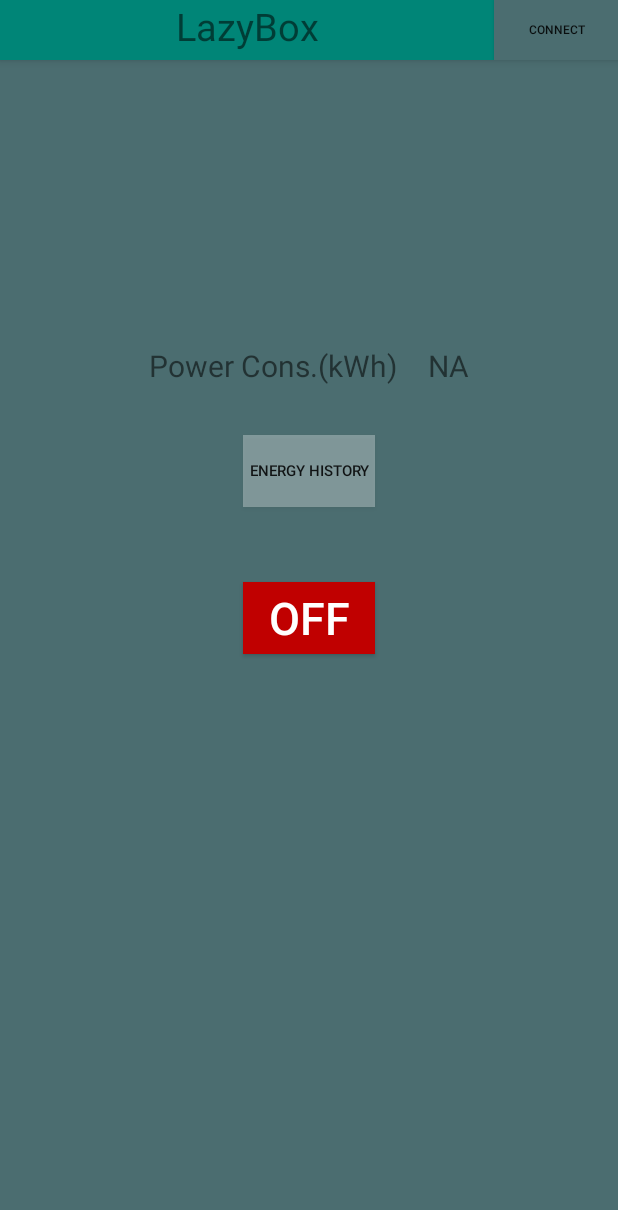
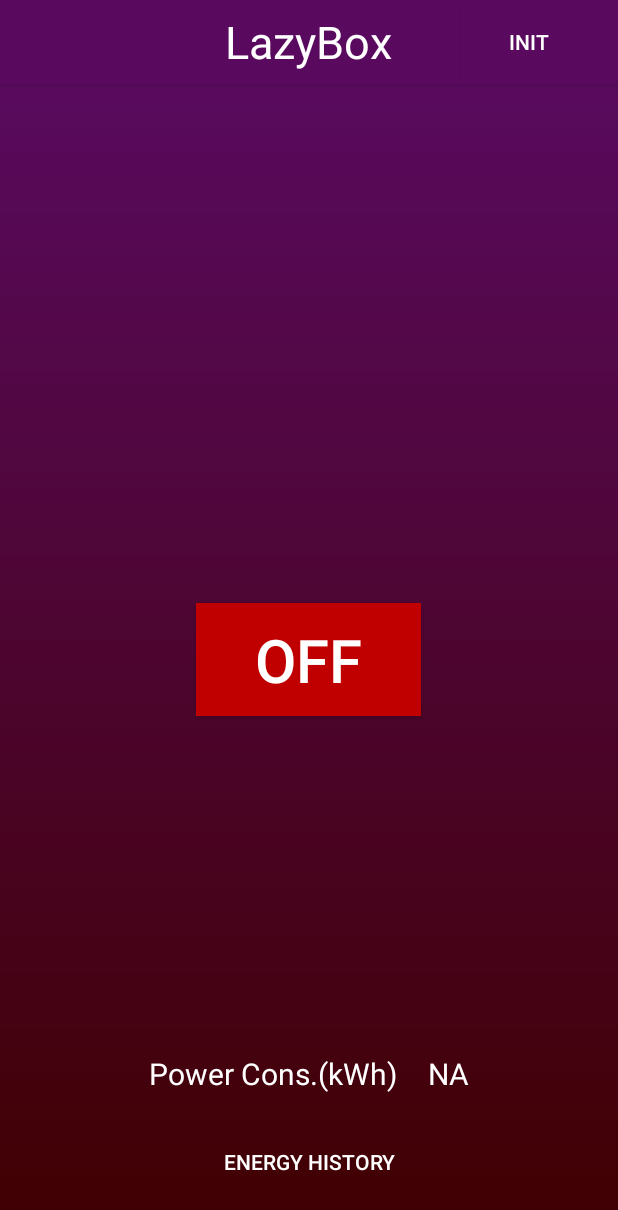
Before and after one commit to YashxD/LazyBox, an Android app: the screen it shows after launch (MainActivity), on a phone screen of 412 x 824 dp. Shown: the top 1210 px of the screen. Run offline under Robolectric (Android 15) with nearby library versions, the phone set to English and light mode, and no system bars; libraries missing offline, so code that uses them is left out: org.eclipse.paho; 9 statements that could not run were skipped.

Commit message:
Added ESPCode and UI Updates

```diff
--- a/app/src/main/AndroidManifest.xml
+++ b/app/src/main/AndroidManifest.xml
@@ -12,7 +12,7 @@
         android:label="@string/app_name"
         android:roundIcon="@mipmap/ic_launcher_round"
         android:supportsRtl="true"
-        android:theme="@style/AppTheme">
+        android:theme="@style/CustomTheme">
         <activity android:name=".PowerHistory"></activity>
         <activity android:name=".MainActivity">
             <intent-filter>
--- a/app/src/main/java/io/github/yashxd/lazybox/MQTTHelper.java
+++ b/app/src/main/java/io/github/yashxd/lazybox/MQTTHelper.java
@@ -36,7 +36,7 @@ public class MQTTHelper {
     final String serverUri = "tcp://m24.cloudmqtt.com:14818";
 
     final String clientId = "ExampleAndroidClient";
-    final String subscriptionTopic = "sensor/lol";
+    final String subscriptionTopic = "lazybox";
 
     final String username = "gldsqnue";
     final String password = "3IjECOD6a7It";
@@ -101,7 +101,7 @@ public class MQTTHelper {
 
                     Toast.makeText(context, "Connected to MQTT Server", Toast.LENGTH_SHORT).show();
                     Log.d(TAG, "Connected to MQTT Server");
-                    subscribeToTopic();
+                    //subscribeToTopic();
                 }
 
                 @Override
@@ -139,6 +139,8 @@ public class MQTTHelper {
     }
     public void publishMessage(String payload) throws MqttException {
         MqttMessage message = new MqttMessage(payload.getBytes());
+        message.setQos(1);
+        message.setRetained(true);
         mqttAndroidClient.publish(subscriptionTopic, message);
     }
     public void disconnect() throws MqttException {
--- a/app/src/main/java/io/github/yashxd/lazybox/MainActivity.java
+++ b/app/src/main/java/io/github/yashxd/lazybox/MainActivity.java
@@ -2,12 +2,14 @@ package io.github.yashxd.lazybox;
 
 import android.app.LauncherActivity;
 import android.content.Intent;
+import android.support.v7.app.ActionBar;
 import android.support.v7.app.AppCompatActivity;
 import android.os.Bundle;
 import android.util.Log;
 import android.view.View;
 import android.widget.Button;
 import android.widget.CompoundButton;
+import android.widget.ImageButton;
 import android.widget.Switch;
 import android.widget.TextView;
 import android.widget.Toast;
@@ -22,7 +24,7 @@ public class MainActivity extends AppCompatActivity {
     Button switchButton;
     Button powerHistoryButton;
     Button configButton;
-
+    View actionBarView;
     Boolean switchState = false;
 
     String TAG = "MainActivity";
@@ -34,9 +36,11 @@ public class MainActivity extends AppCompatActivity {
         super.onCreate(savedInstanceState);
         setContentView(R.layout.activity_main);
 
+        setupActionBar();
+
         switchButton = findViewById(R.id.button_switch_activity_main);
         powerHistoryButton = findViewById(R.id.button_history_activity_main);
-        configButton = findViewById(R.id.button_config_activity_main);
+        //configButton = findViewById(R.id.button_config_activity_main);
 
         //Initialize button in off state
         switchButton.setBackgroundColor(getResources().getColor(R.color.colorButtonOff));
@@ -56,10 +60,11 @@ public class MainActivity extends AppCompatActivity {
                         mqttHelper.publishMessage("1");
                         switchButton.setBackgroundColor(getResources().getColor(R.color.colorButtonOn));
                         switchButton.setText(getText(R.string.switch_on));
-                        Toast.makeText(getApplicationContext(),"Payload delivered", Toast.LENGTH_SHORT).show();
+                        Log.d(TAG, "Payload delivered");
+                        //Toast.makeText(getApplicationContext(),"Payload delivered", Toast.LENGTH_SHORT).show();
                     } catch (MqttException e) {
                         e.printStackTrace();
-                        Toast.makeText(getApplicationContext(),"Error delivering payload", Toast.LENGTH_SHORT).show();
+                        //Toast.makeText(getApplicationContext(),"Error delivering payload", Toast.LENGTH_SHORT).show();
                     }
                 }
                 else{
@@ -67,10 +72,12 @@ public class MainActivity extends AppCompatActivity {
                         mqttHelper.publishMessage("0");
                         switchButton.setBackgroundColor(getResources().getColor(R.color.colorButtonOff));
                         switchButton.setText(getText(R.string.switch_off));
-                        Toast.makeText(getApplicationContext(),"Payload delivered", Toast.LENGTH_SHORT).show();
+                        Log.d(TAG, "Payload delivered");
+                        //Toast.makeText(getApplicationContext(),"Payload delivered", Toast.LENGTH_SHORT).show();
                     } catch (MqttException e) {
                         e.printStackTrace();
-                        Toast.makeText(getApplicationContext(),"Error delivering payload", Toast.LENGTH_SHORT).show();
+                        Log.e(TAG, "Error delivering payload");
+                        //Toast.makeText(getApplicationContext(),"Error delivering payload", Toast.LENGTH_SHORT).show();
                     }
                 }
             }
@@ -83,19 +90,26 @@ public class MainActivity extends AppCompatActivity {
                 startActivity(intent);
             }
         });
+    }
 
+    @Override
+    protected void onStart() {
+        super.onStart();
+        startMQTT();
+    }
+
+    void setupActionBar() {
+        getSupportActionBar().setDisplayOptions(ActionBar.DISPLAY_SHOW_CUSTOM);
+        getSupportActionBar().setDisplayShowCustomEnabled(true);
+        getSupportActionBar().setCustomView(R.layout.layout_actionbar);
+        actionBarView = getSupportActionBar().getCustomView();
+        configButton = actionBarView.findViewById(R.id.button_init_actionbar);
         configButton.setOnClickListener(new View.OnClickListener() {
             @Override
             public void onClick(View v) {
                 Toast.makeText(getApplicationContext(),"Coming Soon!",Toast.LENGTH_SHORT).show();
             }
         });
-    }
-
-    @Override
-    protected void onStart() {
-        super.onStart();
-        startMQTT();
     }
 
     private void startMQTT(){
@@ -114,7 +128,7 @@ public class MainActivity extends AppCompatActivity {
             @Override
             public void messageArrived(String topic, MqttMessage mqttMessage) throws Exception {
                 Log.w(TAG,mqttMessage.toString());
-                Toast.makeText(getApplicationContext(), mqttMessage.toString(), Toast.LENGTH_SHORT).show();
+                //Toast.makeText(getApplicationContext(), mqttMessage.toString(), Toast.LENGTH_SHORT).show();
             }
 
             @Override
--- a/app/src/main/java/io/github/yashxd/lazybox/PowerHistory.java
+++ b/app/src/main/java/io/github/yashxd/lazybox/PowerHistory.java
@@ -1,8 +1,12 @@
 package io.github.yashxd.lazybox;
 
 import android.provider.ContactsContract;
+import android.support.v7.app.ActionBar;
 import android.support.v7.app.AppCompatActivity;
 import android.os.Bundle;
+import android.view.View;
+import android.widget.Button;
+import android.widget.Toast;
 
 import com.jjoe64.graphview.GraphView;
 import com.jjoe64.graphview.series.DataPoint;
@@ -12,6 +16,8 @@ public class PowerHistory extends AppCompatActivity {
 
     LineGraphSeries<DataPoint> graphDat = new LineGraphSeries<>();
     GraphView graphView;
+    View actionBarView;
+    Button configButton;
 
     String TAG = "PowerHistory";
 
@@ -20,6 +26,7 @@ public class PowerHistory extends AppCompatActivity {
         super.onCreate(savedInstanceState);
         setContentView(R.layout.activity_power_history);
 
+        setupActionBar();
         graphView = findViewById(R.id.graphview_history_power);
 
         graphDat = new LineGraphSeries<>(new DataPoint[]{
@@ -33,4 +40,18 @@ public class PowerHistory extends AppCompatActivity {
 
         graphView.addSeries(graphDat);
     }
+
+    void setupActionBar() {
+        getSupportActionBar().setDisplayOptions(ActionBar.DISPLAY_SHOW_CUSTOM);
+        getSupportActionBar().setDisplayShowCustomEnabled(true);
+        getSupportActionBar().setCustomView(R.layout.layout_actionbar);
+        actionBarView = getSupportActionBar().getCustomView();
+        configButton = actionBarView.findViewById(R.id.button_init_actionbar);
+        configButton.setOnClickListener(new View.OnClickListener() {
+            @Override
+            public void onClick(View v) {
+                Toast.makeText(getApplicationContext(),"Coming Soon!",Toast.LENGTH_SHORT).show();
+            }
+        });
+    }
 }
--- /dev/null
+++ b/app/src/main/res/drawable/background_activity.xml
@@ -0,0 +1,10 @@
+<?xml version="1.0" encoding="utf-8"?>
+<shape xmlns:android="http://schemas.android.com/apk/res/android" android:shape="rectangle" >
+    <gradient
+        android:angle="90"
+        android:endColor="@color/gradient_end"
+        android:startColor="@color/gradient_start"
+        android:type="linear" />
+    <corners
+        android:radius="0dp"/>
+</shape>
--- a/app/src/main/res/layout/activity_main.xml
+++ b/app/src/main/res/layout/activity_main.xml
@@ -5,9 +5,9 @@
     android:layout_width="match_parent"
     android:layout_height="match_parent"
     tools:context=".MainActivity"
-    android:background="#4B6D70">
+    android:background="@drawable/background_activity">
 
-    <android.support.design.widget.AppBarLayout
+    <!--android.support.design.widget.AppBarLayout
         android:layout_width="match_parent"
         android:layout_height="40dp">
         <LinearLayout
@@ -29,13 +29,13 @@
                 android:text="@string/connect"
                 android:background="#4B6D70"
                 android:textSize="8sp"/>
-            <!--Button
+            <Button
                 android:layout_width="0dp"
                 android:layout_height="match_parent"
                 android:layout_weight="1"
-                android:background="#4B6D70"/-->
+                android:background="#4B6D70"/>
         </LinearLayout>
-    </android.support.design.widget.AppBarLayout>
+    </android.support.design.widget.AppBarLayout-->
 
     <android.support.v7.widget.LinearLayoutCompat
         android:id="@+id/linear_layout_power_consumption"
@@ -51,7 +51,9 @@
             android:layout_height="50dp"
             android:layout_margin="10dp"
             android:text="Power Cons.(kWh)"
-            android:textSize="20sp" />
+            android:textSize="20sp"
+            android:gravity="center_vertical"
+            android:textColor="@color/white"/>
 
         <TextView
             android:id="@+id/power_tv"
@@ -60,6 +62,7 @@
             android:layout_margin="10dp"
             android:layout_weight="1"
             android:text="NA"
+            android:textColor="@color/white"
             android:textAlignment="viewEnd"
             android:textSize="20sp" />
 
@@ -87,23 +90,25 @@
         android:id="@+id/button_history_activity_main"
         android:layout_width="wrap_content"
         android:layout_height="wrap_content"
-        android:layout_above="@id/button_switch_activity_main"
-        android:layout_centerInParent="true"
-        android:layout_centerVertical="true"
+        android:layout_centerHorizontal="true"
         android:layout_marginTop="0dp"
+        android:layout_marginBottom="25dp"
         android:text="@string/energy_history_button"
-        android:textSize="10sp"
-        android:background="#4fffffff"/>
+        android:textSize="14sp"
+        android:textColor="@color/white"
+        android:background="#00000000"
+        android:layout_alignParentBottom="true"
+        android:padding="5dp"/>
 
 
     <Button
-        android:layout_width="wrap_content"
-        android:layout_height="wrap_content"
+        android:layout_width="150dp"
+        android:layout_height="75dp"
         android:id="@+id/button_switch_activity_main"
         android:text="@string/switch_off"
         android:layout_margin="50dp"
         android:background="@color/colorButtonOff"
-        android:textSize="30sp"
+        android:textSize="40sp"
         android:textColor="#ffffff"
         android:layout_centerInParent="true"/>
 
--- a/app/src/main/res/layout/activity_power_history.xml
+++ b/app/src/main/res/layout/activity_power_history.xml
@@ -7,7 +7,7 @@
     tools:context=".PowerHistory"
     android:orientation="vertical">
 
-    <android.support.design.widget.AppBarLayout
+    <!--android.support.design.widget.AppBarLayout
         android:layout_width="match_parent"
         android:layout_height="40dp">
         <LinearLayout
@@ -28,13 +28,13 @@
                 android:text=""
                 android:background="#4B6D70"
                 android:textSize="8sp"/>
-            <!--Button
+            <Button
                 android:layout_width="0dp"
                 android:layout_height="match_parent"
                 android:layout_weight="1"
-                android:background="#4B6D70"/-->
+                android:background="#4B6D70"/>
         </LinearLayout>
-    </android.support.design.widget.AppBarLayout>
+    </android.support.design.widget.AppBarLayout-->
 
     <com.jjoe64.graphview.GraphView
         android:layout_width="match_parent"
--- /dev/null
+++ b/app/src/main/res/layout/layout_actionbar.xml
@@ -0,0 +1,27 @@
+<?xml version="1.0" encoding="utf-8"?>
+<RelativeLayout xmlns:android="http://schemas.android.com/apk/res/android"
+    android:layout_width="match_parent" android:layout_height="match_parent"
+    android:background="@color/gradient_end">
+
+    <TextView
+        android:layout_width="wrap_content"
+        android:layout_height="match_parent"
+        android:layout_centerInParent="true"
+        android:layout_centerHorizontal="true"
+        android:layout_centerVertical="true"
+        android:gravity="center_vertical"
+        android:text="@string/app_name"
+        android:textColor="@color/white"
+        android:textSize="30sp"
+        android:id="@+id/textview_appname_actionbar"/>
+
+    <Button
+        android:layout_width="wrap_content"
+        android:layout_height="match_parent"
+        android:id="@+id/button_init_actionbar"
+        android:textColor="@color/white"
+        android:text="@string/connect"
+        android:background="@color/colorPrimary"
+        android:layout_alignParentEnd="true"/>
+
+</RelativeLayout>
--- a/app/src/main/res/values/colors.xml
+++ b/app/src/main/res/values/colors.xml
@@ -1,8 +1,19 @@
 <?xml version="1.0" encoding="utf-8"?>
 <resources>
-    <color name="colorPrimary">#008577</color>
+    <!--color name="colorPrimary">#008577</color>
     <color name="colorPrimaryDark">#00574B</color>
-    <color name="colorAccent">#D81B60</color>
+    <color name="colorAccent">#D81B60</color-->
+
+    <color name="colorPrimary">#590A5E</color>
+    <color name="colorPrimaryDark">#3A073D</color>
+    <color name="colorAccent">#400000</color>
+
     <color name="colorButtonOff">#C00000</color>
     <color name="colorButtonOn">#4CAF50</color>
+
+    <color name="gradient_end">#590A5E</color>
+    <color name="gradient_start">#400000</color>
+
+    <color name="white">#ffffff</color>
+    <color name="black">#000000</color>
 </resources>
--- a/app/src/main/res/values/strings.xml
+++ b/app/src/main/res/values/strings.xml
@@ -5,5 +5,5 @@
     <string name="switch_off">Off</string>
     <string name="energy_history_button">Energy History</string>
 
-    <string name="connect">Connect</string>
+    <string name="connect">Init</string>
 </resources>
--- a/app/src/main/res/values/styles.xml
+++ b/app/src/main/res/values/styles.xml
@@ -8,4 +8,13 @@
         <item name="colorAccent">@color/colorAccent</item>
     </style>
 
+    <style name="CustomTheme" parent="Theme.AppCompat.Light">
+        <item name="colorPrimary">@color/colorPrimary</item>
+        <item name="colorPrimaryDark">@color/colorPrimaryDark</item>
+        <item name="colorAccent">@color/colorAccent</item>
+
+        <item name="contentInsetStart">0dp</item>
+        <item name="contentInsetEnd">0dp</item>
+    </style>
+
 </resources>
```
Also changed, not shown: 1 other file.
